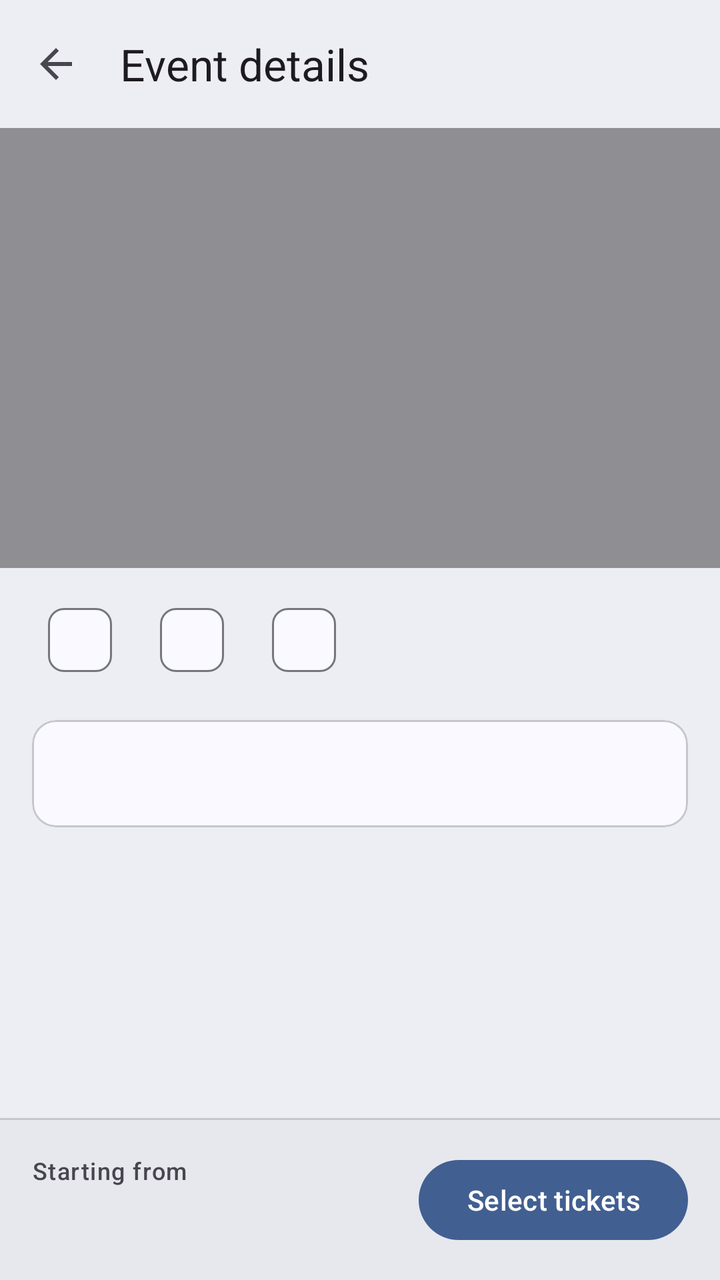
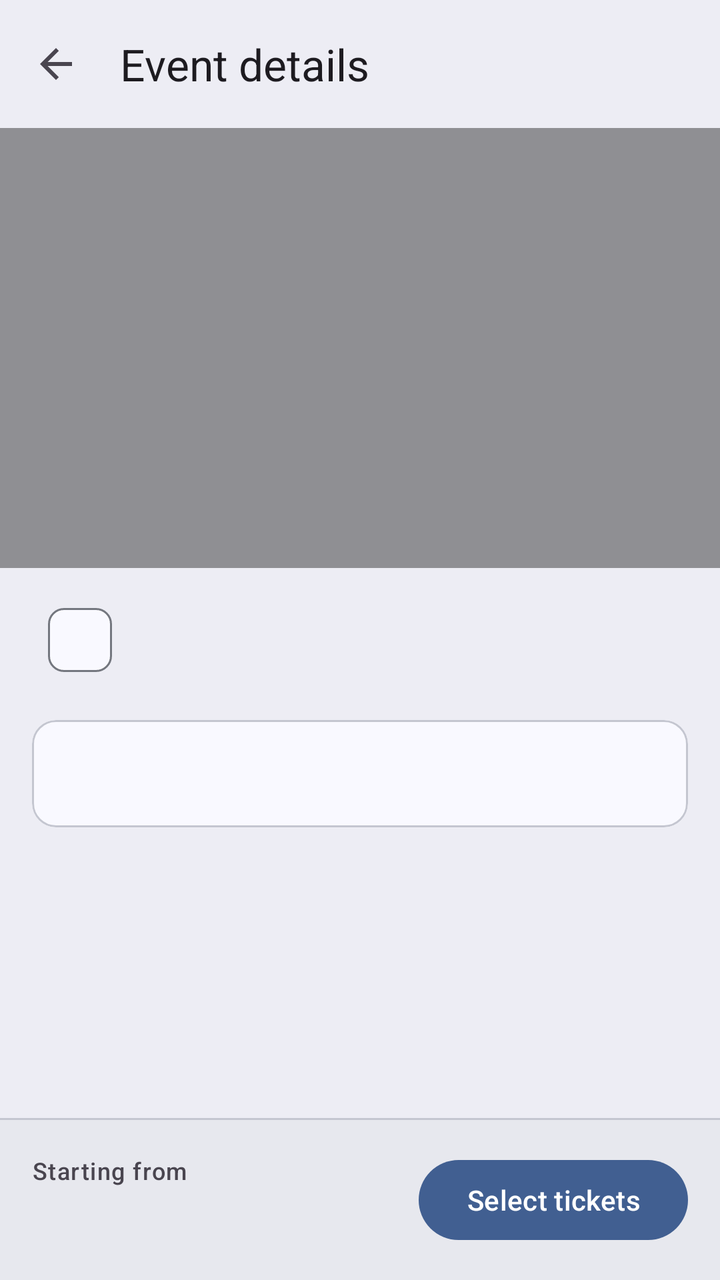

Compare the two renders of this Android layout. The source of the first and the diff that turns it into the second are given below.
<!-- AndroidManifest.xml: application theme Theme.Ticketree -->
<!-- res/layout/activity_event_detail.xml -->
<?xml version="1.0" encoding="utf-8"?>
<LinearLayout xmlns:android="http://schemas.android.com/apk/res/android"
    xmlns:app="http://schemas.android.com/apk/res-auto"
    android:layout_width="match_parent"
    android:layout_height="match_parent"
    android:fitsSystemWindows="true"
    android:orientation="vertical">

    <com.google.android.material.appbar.MaterialToolbar
        android:id="@+id/toolbar"
        android:background="?attr/colorSurfaceContainer"
        android:layout_width="match_parent"
        android:layout_height="?attr/actionBarSize"
        app:navigationContentDescription="Back"
        app:navigationIcon="@drawable/ic_back"
        app:title="Event details" />

    <ScrollView
        android:layout_width="match_parent"
        android:layout_height="0dp"
        android:layout_weight="1">

        <LinearLayout
            android:layout_width="match_parent"
            android:layout_height="wrap_content"
            android:orientation="vertical">

            <FrameLayout
                android:id="@+id/header"
                android:layout_width="match_parent"
                android:layout_height="220dp">

                <ImageView
                    android:id="@+id/ivImage"
                    android:layout_width="match_parent"
                    android:layout_height="match_parent"
                    android:contentDescription="Event image"
                    android:scaleType="centerCrop" />

                <View
                    android:layout_width="match_parent"
                    android:layout_height="match_parent"
                    android:background="#66000000" />

                <com.google.android.material.textview.MaterialTextView
                    android:id="@+id/tvImage"
                    android:layout_width="match_parent"
                    android:layout_height="wrap_content"
                    android:layout_gravity="bottom"
                    android:padding="16dp"
                    android:textAppearance="?attr/textAppearanceHeadlineSmall"
                    android:textColor="@android:color/white" />
            </FrameLayout>

            <com.google.android.material.chip.ChipGroup
                android:layout_width="match_parent"
                android:layout_height="wrap_content"
                android:layout_marginHorizontal="16dp"
                android:layout_marginTop="12dp">

                <com.google.android.material.chip.Chip
                    android:id="@+id/chipCategory"
                    style="@style/Widget.Material3.Chip.Assist"
                    android:layout_width="wrap_content"
                    android:layout_height="wrap_content"
                    android:clickable="false" />

                <com.google.android.material.chip.Chip
                    android:id="@+id/chipVenue"
                    style="@style/Widget.Material3.Chip.Assist"
                    android:layout_width="wrap_content"
                    android:layout_height="wrap_content"
                    android:clickable="false" />

                <com.google.android.material.chip.Chip
                    android:id="@+id/chipAge"
                    style="@style/Widget.Material3.Chip.Assist"
                    android:layout_width="wrap_content"
                    android:layout_height="wrap_content"
                    android:clickable="false" />
            </com.google.android.material.chip.ChipGroup>

            <com.google.android.material.card.MaterialCardView
                android:layout_width="match_parent"
                android:layout_height="wrap_content"
                android:layout_margin="16dp">

                <com.google.android.material.textview.MaterialTextView
                    android:id="@+id/tvDetails"
                    android:lineSpacingMultiplier="1.15"
                    android:layout_width="match_parent"
                    android:layout_height="wrap_content"
                    android:padding="16dp"
                    android:textAppearance="?attr/textAppearanceBodyLarge" />
            </com.google.android.material.card.MaterialCardView>

        </LinearLayout>
    </ScrollView>

    <com.google.android.material.divider.MaterialDivider
        android:layout_width="match_parent"
        android:layout_height="wrap_content" />

    <LinearLayout
        android:background="?attr/colorSurfaceContainerHigh"
        android:layout_width="match_parent"
        android:layout_height="wrap_content"
        android:gravity="center_vertical"
        android:orientation="horizontal"
        android:padding="16dp">

        <LinearLayout
            android:layout_width="0dp"
            android:layout_height="wrap_content"
            android:layout_weight="1"
            android:orientation="vertical">

            <com.google.android.material.textview.MaterialTextView
                android:layout_width="wrap_content"
                android:layout_height="wrap_content"
                android:text="Starting from"
                android:textAppearance="?attr/textAppearanceLabelMedium" />

            <com.google.android.material.textview.MaterialTextView
                android:id="@+id/tvFromPrice"
                android:layout_width="wrap_content"
                android:layout_height="wrap_content"
                android:textAppearance="?attr/textAppearanceTitleLarge"
                android:textColor="?attr/colorPrimary" />
        </LinearLayout>

        <com.google.android.material.button.MaterialButton
            android:id="@+id/btnSelectTickets"
            android:layout_width="wrap_content"
            android:layout_height="wrap_content"
            android:text="Select tickets" />
    </LinearLayout>
</LinearLayout>
<!-- resources referenced by this layout -->
<resources>
  <!-- drawable ic_back (drawable) -->
  <vector xmlns:android="http://schemas.android.com/apk/res/android"
      android:width="24dp"
      android:height="24dp"
      android:tint="?attr/colorControlNormal"
      android:viewportWidth="24"
      android:viewportHeight="24">
      <path
          android:fillColor="@android:color/white"
          android:pathData="M20,11H7.83l5.59,-5.59L12,4l-8,8 8,8 1.41,-1.41L7.83,13H20v-2z" />
  </vector>
  <style name="Theme.Ticketree" parent="AppTheme">
          <item name="android:windowSoftInputMode">adjustResize</item>
          <item name="android:windowAnimationStyle">@style/Animation.Ticketree</item>
          <item name="android:windowBackground">?attr/colorSurfaceContainer</item>
      </style>
  <style name="Animation.Ticketree" parent="@android:style/Animation.Activity">
          <item name="android:activityOpenEnterAnimation">@anim/screen_open_enter</item>
          <item name="android:activityOpenExitAnimation">@anim/screen_open_exit</item>
          <item name="android:activityCloseEnterAnimation">@anim/screen_close_enter</item>
          <item name="android:activityCloseExitAnimation">@anim/screen_close_exit</item>
      </style>
  <color name="md_theme_primary">#415F91</color>
  <color name="md_theme_onPrimary">#FFFFFF</color>
  <color name="md_theme_primaryContainer">#D6E3FF</color>
  <color name="md_theme_onPrimaryContainer">#284777</color>
  <color name="md_theme_secondary">#565F71</color>
  <color name="md_theme_onSecondary">#FFFFFF</color>
  <color name="md_theme_secondaryContainer">#DAE2F9</color>
  <color name="md_theme_onSecondaryContainer">#3E4759</color>
  <color name="md_theme_tertiary">#705575</color>
  <color name="md_theme_onTertiary">#FFFFFF</color>
  <color name="md_theme_tertiaryContainer">#FAD8FD</color>
  <color name="md_theme_onTertiaryContainer">#573E5C</color>
  <color name="md_theme_error">#BA1A1A</color>
  <color name="md_theme_onError">#FFFFFF</color>
  <color name="md_theme_errorContainer">#FFDAD6</color>
  <color name="md_theme_onErrorContainer">#93000A</color>
  <color name="md_theme_background">#F9F9FF</color>
  <color name="md_theme_onBackground">#191C20</color>
  <color name="md_theme_surface">#F9F9FF</color>
  <color name="md_theme_onSurface">#191C20</color>
  <color name="md_theme_surfaceVariant">#E0E2EC</color>
  <color name="md_theme_onSurfaceVariant">#44474E</color>
  <color name="md_theme_outline">#74777F</color>
  <color name="md_theme_outlineVariant">#C4C6D0</color>
  <color name="md_theme_inverseSurface">#2E3036</color>
  <color name="md_theme_inverseOnSurface">#F0F0F7</color>
  <color name="md_theme_inversePrimary">#AAC7FF</color>
  <color name="md_theme_primaryFixed">#D6E3FF</color>
  <color name="md_theme_onPrimaryFixed">#001B3E</color>
  <color name="md_theme_primaryFixedDim">#AAC7FF</color>
  <color name="md_theme_onPrimaryFixedVariant">#284777</color>
  <color name="md_theme_secondaryFixed">#DAE2F9</color>
  <color name="md_theme_onSecondaryFixed">#131C2B</color>
  <color name="md_theme_secondaryFixedDim">#BEC6DC</color>
  <color name="md_theme_onSecondaryFixedVariant">#3E4759</color>
  <color name="md_theme_tertiaryFixed">#FAD8FD</color>
  <color name="md_theme_onTertiaryFixed">#28132E</color>
  <color name="md_theme_tertiaryFixedDim">#DDBCE0</color>
  <color name="md_theme_onTertiaryFixedVariant">#573E5C</color>
  <color name="md_theme_surfaceDim">#D9D9E0</color>
  <color name="md_theme_surfaceBright">#F9F9FF</color>
  <color name="md_theme_surfaceContainerLowest">#FFFFFF</color>
  <color name="md_theme_surfaceContainerLow">#F3F3FA</color>
  <color name="md_theme_surfaceContainer">#EDEDF4</color>
  <color name="md_theme_surfaceContainerHigh">#E7E8EE</color>
  <color name="md_theme_surfaceContainerHighest">#E2E2E9</color>
  <!-- unchanged entries left out for length: 1 -->
</resources>

<!-- the commit's change to res/layout/activity_event_detail.xml (unified diff, before → after) -->
@@ -62,22 +62,7 @@
                     android:id="@+id/chipCategory"
                     style="@style/Widget.Material3.Chip.Assist"
                     android:layout_width="wrap_content"
-                    android:layout_height="wrap_content"
-                    android:clickable="false" />
-
-                <com.google.android.material.chip.Chip
-                    android:id="@+id/chipVenue"
-                    style="@style/Widget.Material3.Chip.Assist"
-                    android:layout_width="wrap_content"
-                    android:layout_height="wrap_content"
-                    android:clickable="false" />
-
-                <com.google.android.material.chip.Chip
-                    android:id="@+id/chipAge"
-                    style="@style/Widget.Material3.Chip.Assist"
-                    android:layout_width="wrap_content"
-                    android:layout_height="wrap_content"
-                    android:clickable="false" />
+                    android:layout_height="wrap_content" />
             </com.google.android.material.chip.ChipGroup>
 
             <com.google.android.material.card.MaterialCardView
